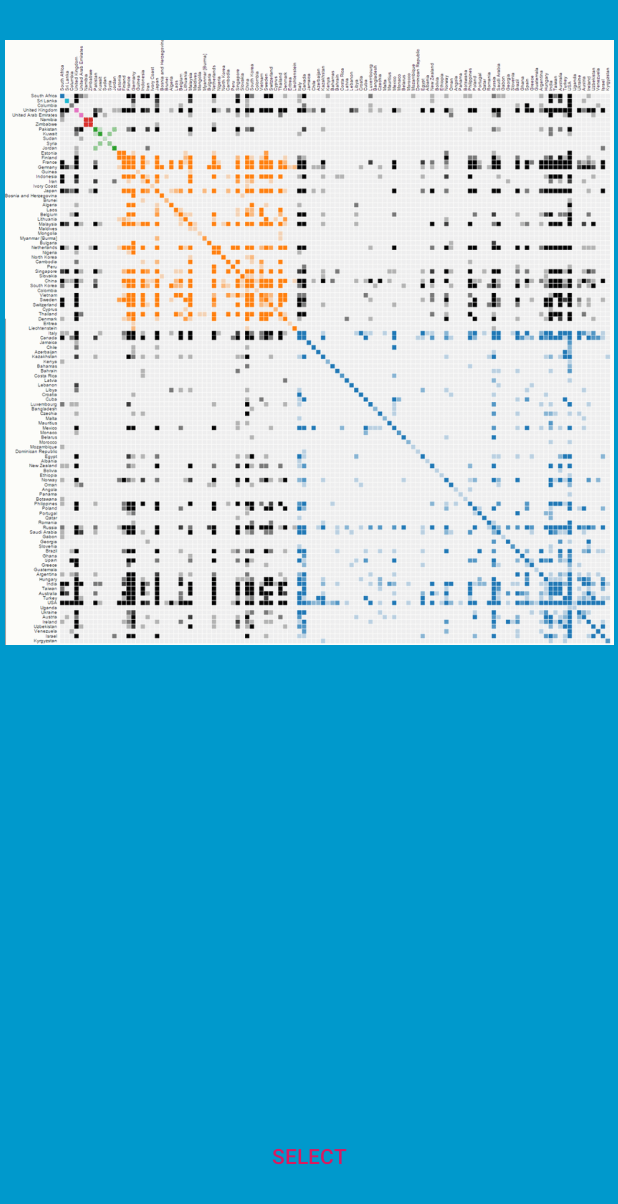
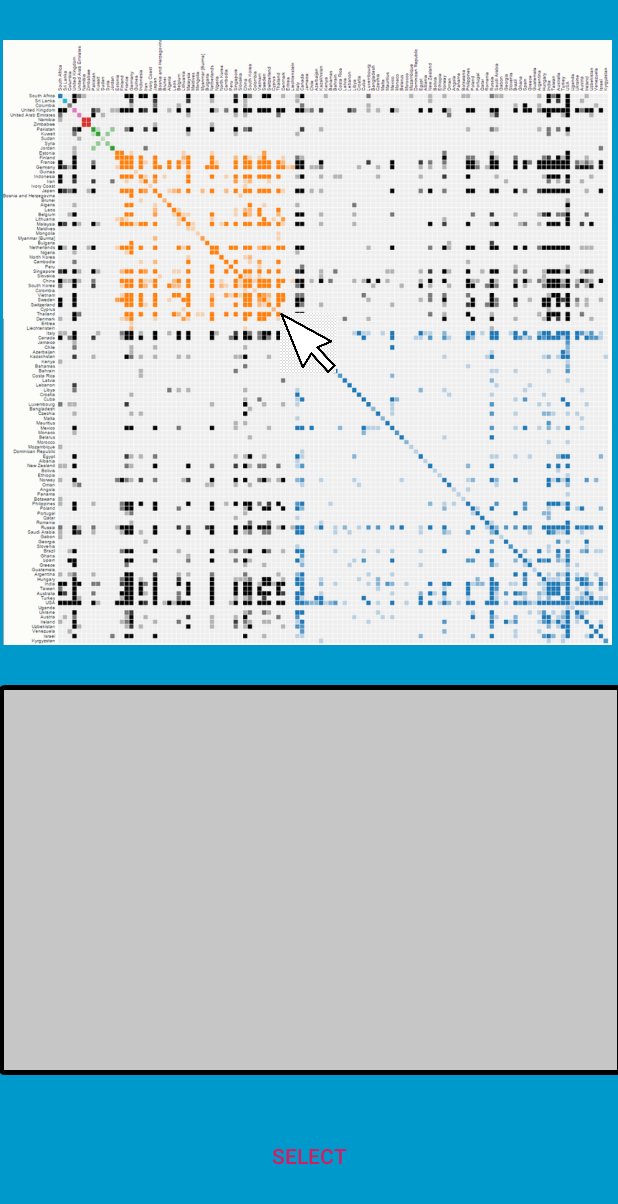
Before and after one commit to JustinKnueppel/FatFingerSelection, an Android app: the TwoDSelectActivity screen opened directly, with no data from a screen before it, on a phone screen of 412 x 824 dp. Shown: the top 1204 px of the screen. Run offline under Robolectric (Android 15) with nearby library versions, the phone set to English and light mode, and no system bars.

Commit message:
add mouse and background to track pad

```diff
--- /dev/null
+++ b/app/src/main/res/drawable/my_border.xml
@@ -0,0 +1,21 @@
+<?xml version="1.0" encoding="utf-8"?>
+<shape xmlns:android="http://schemas.android.com/apk/res/android"
+    android:shape="rectangle" >
+
+    <!-- View background color -->
+    <solid
+        android:color="@color/backgroundColor" >
+    </solid>
+
+    <!-- View border color and width -->
+    <stroke
+        android:width="3dp"
+        android:color="@color/borderColor" >
+    </stroke>
+
+    <!-- The radius makes the corners rounded -->
+    <corners
+        android:radius="2dp"   >
+    </corners>
+
+</shape>
--- a/app/src/main/res/layout/activity_two_d_select.xml
+++ b/app/src/main/res/layout/activity_two_d_select.xml
@@ -12,6 +12,13 @@
     <!-- The primary full-screen view. This can be replaced with whatever view
          is needed to present your content, e.g. VideoView, SurfaceView,
          TextureView, etc. -->
+
+    <!--        android:text="@string/dummy_content"-->
+    <!--        android:textColor="#33b5e5"-->
+    <!--        android:textSize="50sp"-->
+    <!--        android:textStyle="bold" />-->
+
+
     <ImageView
         android:id="@+id/adjacency_matrix"
         android:layout_width="410dp"
@@ -23,24 +30,20 @@
         android:src="@drawable/adjacencymatrix"
         app:layout_constraintBottom_toTopOf="@+id/track_pad"
         app:layout_constraintEnd_toEndOf="parent"
+        app:layout_constraintHorizontal_bias="0.0"
         app:layout_constraintStart_toStartOf="parent"
         app:layout_constraintTop_toTopOf="parent" />
-
-    <!--        android:text="@string/dummy_content"-->
-    <!--        android:textColor="#33b5e5"-->
-    <!--        android:textSize="50sp"-->
-    <!--        android:textStyle="bold" />-->
-
 
     <View
         android:id="@+id/track_pad"
         android:layout_width="415dp"
         android:layout_height="260dp"
-        app:layout_constraintTop_toBottomOf="@id/adjacency_matrix"
+        android:background="@drawable/my_border"
+
+        app:layout_constraintBottom_toTopOf="@id/two_d_submit"
         app:layout_constraintEnd_toEndOf="parent"
         app:layout_constraintStart_toStartOf="parent"
-        app:layout_constraintBottom_toTopOf="@id/two_d_submit"
-        tools:layout_editor_absoluteY="404dp" />
+        app:layout_constraintTop_toBottomOf="@id/adjacency_matrix" />
 
     <Button
         android:id="@+id/two_d_submit"
@@ -53,5 +56,17 @@
         app:layout_constraintStart_toStartOf="parent"
         app:layout_constraintTop_toBottomOf="@id/track_pad" />
 
+    <ImageView
+        android:id="@+id/mousePointer"
+        android:layout_width="40dp"
+        android:layout_height="40dp"
+        android:background="#00FFFFFF"
+        android:contentDescription="@string/mouse_alt"
+        app:layout_constraintBottom_toBottomOf="@+id/adjacency_matrix"
+        app:layout_constraintEnd_toEndOf="@+id/adjacency_matrix"
+        app:layout_constraintStart_toStartOf="parent"
+        app:layout_constraintTop_toTopOf="@+id/adjacency_matrix"
+        app:srcCompat="@drawable/mousePointer" />
+
 
 </androidx.constraintlayout.widget.ConstraintLayout>
--- a/app/src/main/res/values/colors.xml
+++ b/app/src/main/res/values/colors.xml
@@ -3,6 +3,7 @@
     <color name="colorPrimary">#008577</color>
     <color name="colorPrimaryDark">#00574B</color>
     <color name="colorAccent">#D81B60</color>
-
+    <color name="borderColor">#000000</color>
+    <color name="backgroundColor">#C6C6C6</color>
     <color name="black_overlay">#66000000</color>
 </resources>
--- a/app/src/main/res/values/strings.xml
+++ b/app/src/main/res/values/strings.xml
@@ -5,4 +5,5 @@
     <string name="select_button">Select</string>
     <string name="dummy_content">DUMMY\nCONTENT</string>
     <string name="matrix_alt">Adjacency Matrix</string>
+    <string name="mouse_alt">Mouse Pointer</string>
 </resources>
```
Also changed, not shown: app/src/main/res/drawable/mousePointer.jpg (added).
